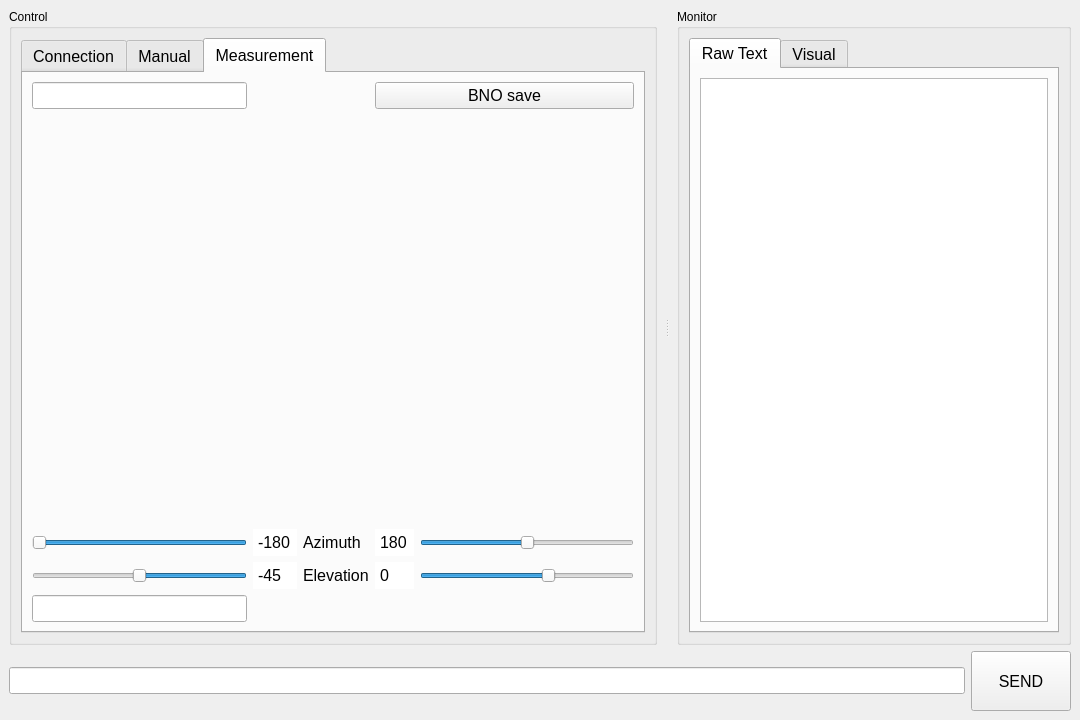
Above: UI/UI_Mainwindow.ui from garid3000/giguic before the change. Below: the same form after it.
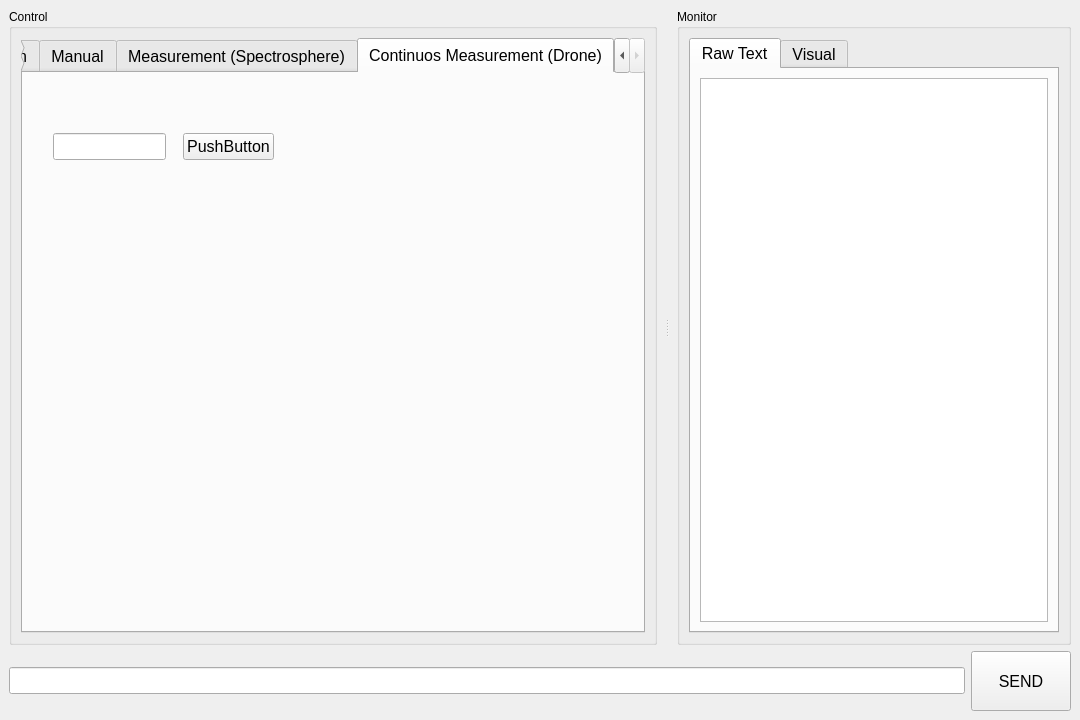
That is the form after the change. The open tabs and pages were chosen to show the change. Icons and pictures are not drawn. Custom widgets are drawn as their Qt base class.

What changed in the file:
```diff
--- a/UI/UI_Mainwindow.ui
+++ b/UI/UI_Mainwindow.ui
@@ -539,7 +539,7 @@
           </widget>
           <widget class="QWidget" name="tab_3">
            <attribute name="title">
-            <string>Measurement</string>
+            <string>Measurement (Spectrosphere)</string>
            </attribute>
            <layout class="QGridLayout" name="gridLayout_4">
             <item row="2" column="0">
@@ -708,6 +708,34 @@
             </item>
            </layout>
           </widget>
+          <widget class="QWidget" name="tab_6">
+           <attribute name="title">
+            <string>Continuos Measurement (Drone)</string>
+           </attribute>
+           <widget class="QLineEdit" name="lineEdit">
+            <property name="geometry">
+             <rect>
+              <x>30</x>
+              <y>60</y>
+              <width>113</width>
+              <height>27</height>
+             </rect>
+            </property>
+           </widget>
+           <widget class="QPushButton" name="pushButton">
+            <property name="geometry">
+             <rect>
+              <x>160</x>
+              <y>60</y>
+              <width>91</width>
+              <height>27</height>
+             </rect>
+            </property>
+            <property name="text">
+             <string>PushButton</string>
+            </property>
+           </widget>
+          </widget>
          </widget>
         </item>
        </layout>
```
